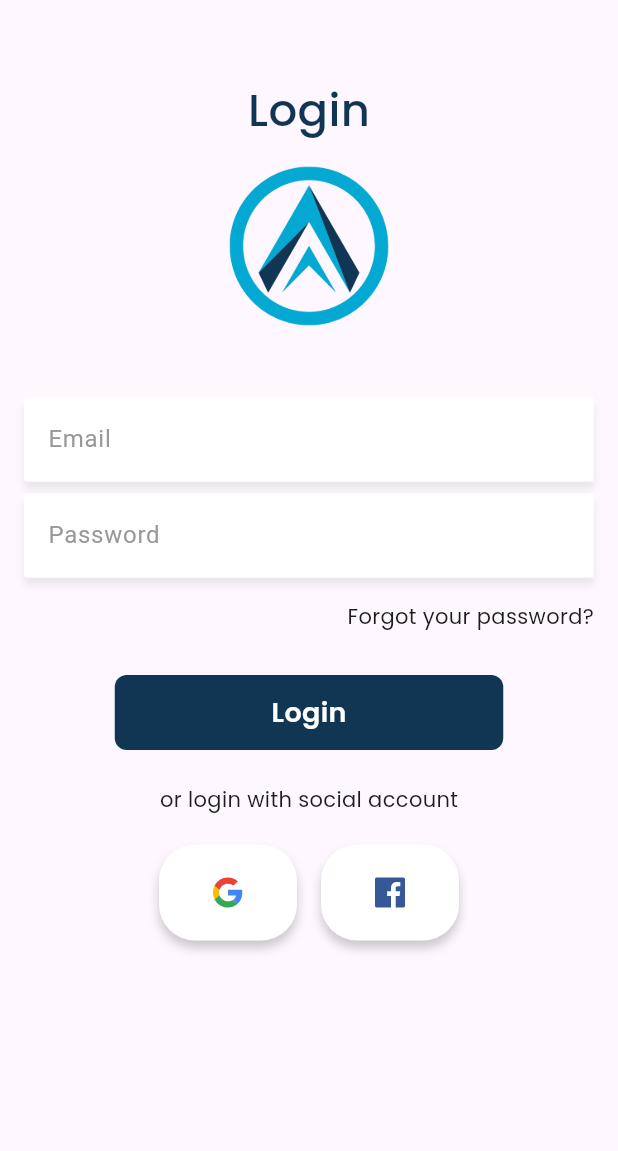
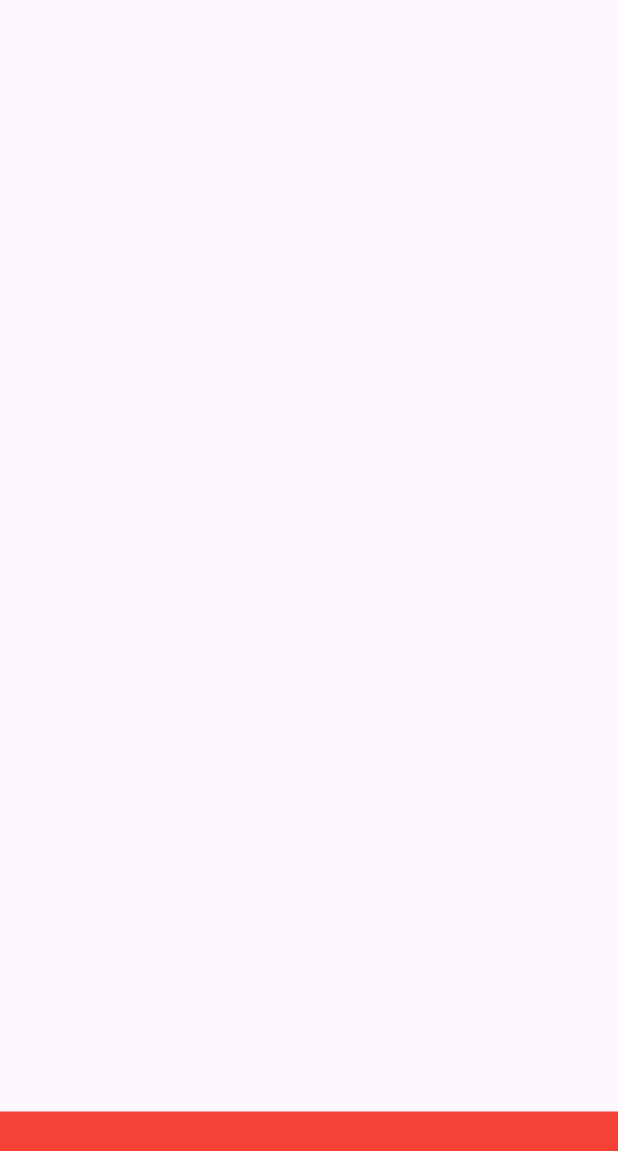
Before and after one commit to sasankadeshapriya/groceries-app, a Flutter app: the Login screen opened directly, after a tap on "Login", on a phone screen of 412 x 824 dp. Shown: the top 1151 px of the screen. Run offline on Flutter 3.47's test engine with Material 3 defaults, Android fonts, the light colour scheme and no system bars; our stand-ins replace animate_do, flutter_svg, google_fonts, responsive_framework.

Commit message:
add main screen

```diff
--- a/lib/auth/forget_password.dart
+++ b/lib/auth/forget_password.dart
@@ -1,4 +1,5 @@
 import 'package:flutter/material.dart';
+import 'package:flutter_svg/svg.dart';
 import 'package:groceries_flutter_app/auth/login.dart';
 import 'package:groceries_flutter_app/components/coustom_button.dart';
 import 'package:groceries_flutter_app/components/coustom_textfield.dart';
@@ -32,7 +33,8 @@ class _ForgetPasswordState extends State<ForgetPassword> {
               children: [
                 const SizedBox(height: 52,),
                 const CustomText(text: "Forgot Password",color: AppColor.primaryColor, fontSize: 30,fontWeight: FontWeight.w500),
-                Image.asset(AppComponents.splashLogo, width: 202, height: 138,),
+                const SizedBox(height: 25,),
+                SvgPicture.asset(AppComponents.signUp, width: 175, height: 175),
                 const SizedBox(height: 100,),
                 const CustomText(text: "Please enter your email to receive password reset mail!", fontSize: 14),
                 const SizedBox(height: 8,),
--- a/lib/auth/login.dart
+++ b/lib/auth/login.dart
@@ -1,9 +1,11 @@
 import 'package:flutter/material.dart';
+import 'package:flutter_svg/svg.dart';
 import 'package:groceries_flutter_app/auth/forget_password.dart';
 import 'package:groceries_flutter_app/components/coustom_button.dart';
 import 'package:groceries_flutter_app/components/coustom_textfield.dart';
 import 'package:groceries_flutter_app/components/custom_text.dart';
 import 'package:groceries_flutter_app/components/social_button.dart';
+import 'package:groceries_flutter_app/main/home/main_screen.dart';
 import 'package:groceries_flutter_app/utils/app_colors.dart';
 import 'package:groceries_flutter_app/utils/app_components.dart';
 import 'package:groceries_flutter_app/utils/util_function.dart';
@@ -33,7 +35,8 @@ class _LoginState extends State<Login> {
               children: [
                 const SizedBox(height: 52,),
                 const CustomText(text: "Login",color: AppColor.primaryColor, fontSize: 30,fontWeight: FontWeight.w500),
-                Image.asset(AppComponents.splashLogo, width: 202, height: 138,),
+                const SizedBox(height: 25,),
+                SvgPicture.asset(AppComponents.signUp, width: 175, height: 175),
                 const SizedBox(height: 32,),
                 const CoustomTextField(hintText: "Email"),
                 const SizedBox(height: 8,),
@@ -50,7 +53,9 @@ class _LoginState extends State<Login> {
                   ),
                 ),
                 const SizedBox(height: 29,),
-                CoustomButton(btnText: "Login", onTap: (){}),
+                CoustomButton(btnText: "Login", onTap: (){
+                  UtilFunctions.navigateTo(context, const MainScreen());
+                }),
                 const SizedBox(height: 23,),
                 const CustomText(text: "or login with social account",fontSize: 14,),
                 const SizedBox(height: 20,),
--- a/lib/auth/signup.dart
+++ b/lib/auth/signup.dart
@@ -1,4 +1,5 @@
 import 'package:flutter/material.dart';
+import 'package:flutter_svg/svg.dart';
 import 'package:groceries_flutter_app/auth/login.dart';
 import 'package:groceries_flutter_app/components/coustom_button.dart';
 import 'package:groceries_flutter_app/components/coustom_textfield.dart';
@@ -32,7 +33,8 @@ class _SignUpState extends State<SignUp> {
               children: [
                 const SizedBox(height: 52,),
                 const CustomText(text: "SignUp",color: AppColor.primaryColor, fontSize: 30,fontWeight: FontWeight.w500),
-                Image.asset(AppComponents.splashLogo, width: 202, height: 138,),
+                const SizedBox(height: 25,),
+                SvgPicture.asset(AppComponents.signUp, width: 175, height: 175),
                 const SizedBox(height: 32,),
                 const CoustomTextField(hintText: "Name"),
                 const SizedBox(height: 8,),
--- a/lib/components/coustom_button.dart
+++ b/lib/components/coustom_button.dart
@@ -21,7 +21,7 @@ class CoustomButton extends StatelessWidget {
         width: 259,
         alignment: Alignment.center,
         decoration: BoxDecoration(
-          color: AppColor.primaryColor,
+          color: AppColor.greenColor,
           borderRadius: BorderRadius.circular(8),
         ),
         child: CustomText(text: btnText,color: AppColor.whiteColor,fontSize: 18,fontWeight: FontWeight.w600,),
--- a/lib/main.dart
+++ b/lib/main.dart
@@ -13,7 +13,7 @@ class MyApp extends StatelessWidget {
   @override
   Widget build(BuildContext context) {
     return MaterialApp(
-      title: 'Elegance Groceries',
+      title: 'Kede Groceries',
       home: const SplashScreen(),
       debugShowCheckedModeBanner: false,
       builder: (context, child) => ResponsiveBreakpoints.builder(
--- /dev/null
+++ b/lib/main/home/main_screen.dart
@@ -0,0 +1,20 @@
+import 'package:flutter/material.dart';
+
+class MainScreen extends StatefulWidget {
+  const MainScreen({super.key});
+
+  @override
+  State<MainScreen> createState() => _MainScreenState();
+}
+
+class _MainScreenState extends State<MainScreen> {
+  @override
+  Widget build(BuildContext context) {
+    return Scaffold(
+      bottomNavigationBar: Container(
+        height: 83,
+        color: Colors.red,
+      ),
+    );
+  }
+}
--- a/lib/utils/app_colors.dart
+++ b/lib/utils/app_colors.dart
@@ -1,7 +1,8 @@
 import 'package:flutter/material.dart';
 
 class AppColor{
-  static const primaryColor = Color(0xff103654);
+  static const primaryColor = Color(0xff0A3C48);
+  static const greenColor = Color(0xff4CB32B);
   static const linkColor = Color(0xff03A8D3);
   static const bodyColor = Color.fromARGB(44, 0, 0, 0);
   static const ashColor = Color(0xff989898);
--- a/lib/utils/app_components.dart
+++ b/lib/utils/app_components.dart
@@ -6,4 +6,7 @@ class AppComponents{
   static const splashLogo = '${imagePath}logo.png';
   static const googleIcon = '${iconPath}google.svg';
   static const facebookIcon = '${iconPath}fb.svg';
+  static const logoIcon = '${iconPath}logo.svg';
+  static const logoText = '${iconPath}logoText.svg';
+  static const signUp = '${iconPath}signup.svg';
 }
```
Also changed, not shown: lib/splash/splashscreen.dart (+3 -4 lines), assets/icons/logo.svg (added), assets/icons/logoText.svg (added), assets/icons/signup.svg (added).
